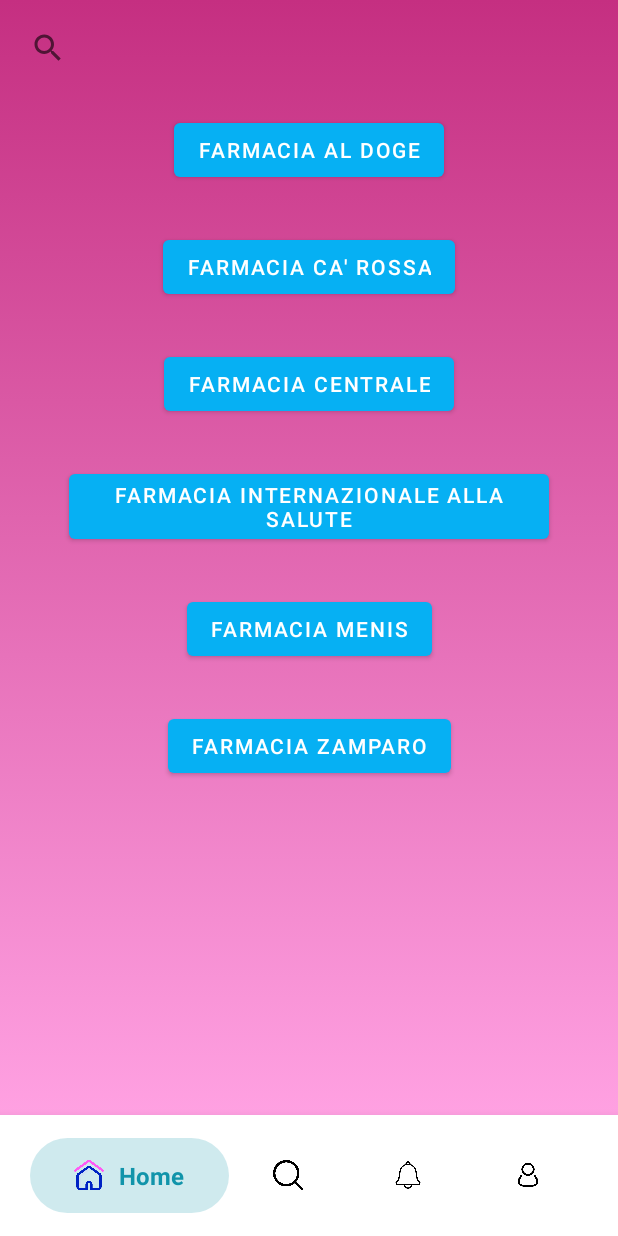
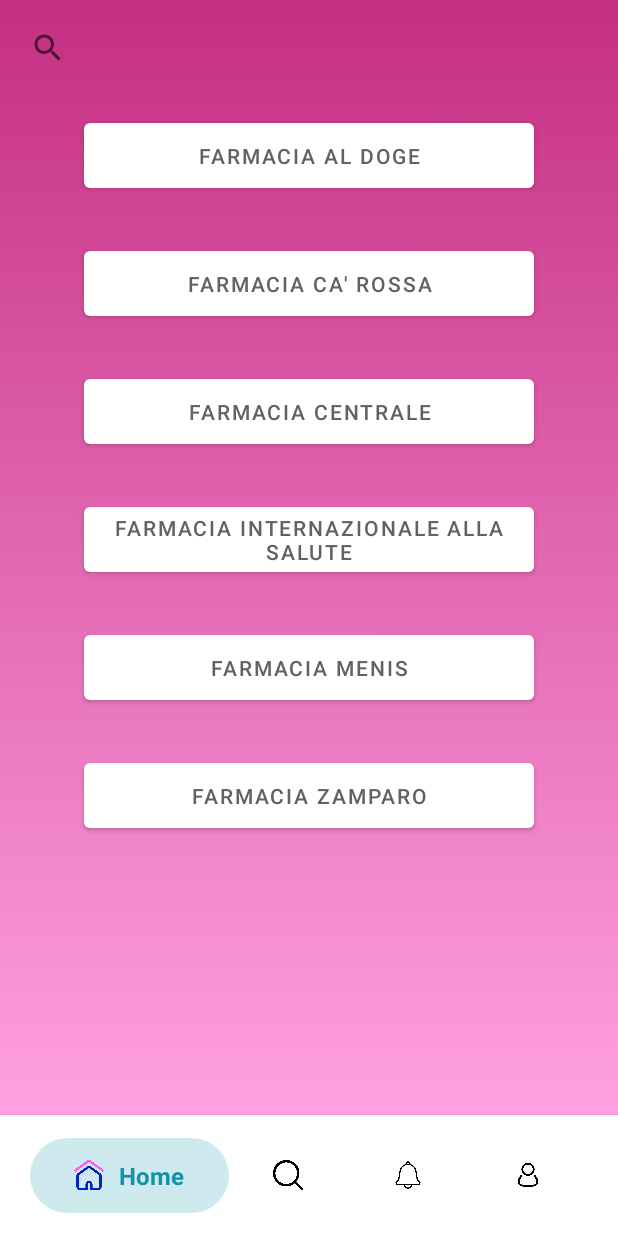
Before and after one commit to NumenMirus/ProgettoIS, an Android app: the fragment SearchFragments placed in its activity, on a phone screen of 412 x 824 dp. Run offline under Robolectric (Android 15) with nearby library versions, the light colour scheme and no system bars; our stand-ins replace Firebase (no records; nobody signed in at launch, a user with empty details on screens opened directly), navigation-ui.

Commit message:
color buttons

```diff
--- a/app/src/debug/res/drawable-hdpi/roudn_back_secondary_1.xml
+++ b/app/src/debug/res/drawable-hdpi/roudn_back_secondary_1.xml
@@ -2,7 +2,7 @@
 <shape xmlns:android="http://schemas.android.com/apk/res/android"
     android:shape="rectangle">
 
-    <solid android:color="@color/secondary"/>
+    <solid android:color="@color/white"/>
     <corners android:radius="100dp"/>
 
 </shape>
--- a/app/src/main/res/layout/fragment_ordermed.xml
+++ b/app/src/main/res/layout/fragment_ordermed.xml
@@ -78,6 +78,7 @@
         android:layout_marginVertical="40dp"
         android:layout_gravity="center"
         android:text="@string/prenota"
+        android:textColor="@color/grey"
         android:textAllCaps="false"
         android:onClick="clickPrenotaMedicine"
         android:textSize="14sp"
--- a/app/src/main/res/layout/fragment_search.xml
+++ b/app/src/main/res/layout/fragment_search.xml
@@ -24,29 +24,32 @@
 
         <Button
             android:id="@+id/doge"
-            android:layout_width="wrap_content"
-            android:layout_height="wrap_content"
+            android:layout_width="300dp"
+            android:layout_height="55dp"
             android:layout_marginTop="20dp"
             android:text="Farmacia Al Doge"
+            android:textColor="@color/grey"
             app:layout_constraintEnd_toEndOf="parent"
             app:layout_constraintStart_toStartOf="parent"
             app:layout_constraintTop_toBottomOf="@+id/searchView" />
 
         <Button
             android:id="@+id/ca_rossa"
-            android:layout_width="wrap_content"
-            android:layout_height="wrap_content"
+            android:layout_width="300dp"
+            android:layout_height="55dp"
             android:layout_marginTop="30dp"
             android:text="Farmacia Ca' Rossa"
+            android:textColor="@color/grey"
             app:layout_constraintEnd_toEndOf="parent"
             app:layout_constraintStart_toStartOf="parent"
             app:layout_constraintTop_toBottomOf="@+id/doge" />
 
         <Button
             android:id="@+id/centrale"
-            android:layout_width="wrap_content"
-            android:layout_height="wrap_content"
+            android:layout_width="300dp"
+            android:layout_height="55dp"
             android:layout_marginTop="30dp"
+            android:textColor="@color/grey"
             android:text="Farmacia Centrale"
             app:layout_constraintEnd_toEndOf="parent"
             app:layout_constraintStart_toStartOf="parent"
@@ -54,9 +57,10 @@
 
         <Button
             android:id="@+id/internazionale_salute"
-            android:layout_width="wrap_content"
-            android:layout_height="wrap_content"
+            android:layout_width="300dp"
+            android:layout_height="55dp"
             android:layout_marginTop="30dp"
+            android:textColor="@color/grey"
             android:text="Farmacia Internazionale alla Salute"
             app:layout_constraintEnd_toEndOf="parent"
             app:layout_constraintStart_toStartOf="parent"
@@ -64,8 +68,9 @@
 
         <Button
             android:id="@+id/menis"
-            android:layout_width="wrap_content"
-            android:layout_height="wrap_content"
+            android:layout_width="300dp"
+            android:layout_height="55dp"
+            android:textColor="@color/grey"
             android:layout_marginTop="30dp"
             android:text="Farmacia Menis"
             app:layout_constraintEnd_toEndOf="parent"
@@ -74,9 +79,10 @@
 
         <Button
             android:id="@+id/zamparo"
-            android:layout_width="wrap_content"
-            android:layout_height="wrap_content"
+            android:layout_width="300dp"
+            android:layout_height="55dp"
             android:layout_marginTop="30dp"
+            android:textColor="@color/grey"
             android:text="Farmacia Zamparo"
             app:layout_constraintEnd_toEndOf="parent"
             app:layout_constraintStart_toStartOf="parent"
--- a/app/src/main/res/values/colors.xml
+++ b/app/src/main/res/values/colors.xml
@@ -15,6 +15,7 @@
     <color name="modalità_notte">#6124B1</color>
     <color name="notifiche">#F60000</color>
     <color name="cambia_PIN">#E6A326</color>
+    <color name="grey">#626164</color>
 
     <!--Nav Bar -->
     <color name="home">#1194AA</color>
--- a/app/src/main/res/values/themes.xml
+++ b/app/src/main/res/values/themes.xml
@@ -2,7 +2,7 @@
     <!-- Base application theme. -->
     <style name="Theme.Portafgliomedico" parent="Theme.MaterialComponents.DayNight.NoActionBar">
         <!-- Primary brand color. -->
-        <item name="colorPrimary">@color/blueSplash</item>
+        <item name="colorPrimary">@color/white</item>
         <item name="colorPrimaryVariant">@color/black</item>
         <item name="colorOnPrimary">@color/white</item>
         <!-- Secondary brand color. -->
```
Also changed, not shown: app/src/main/res/layout/fragment_memos.xml (+7 -5 lines), app/src/main/res/layout/fragment_notification.xml (+9 -6 lines).
